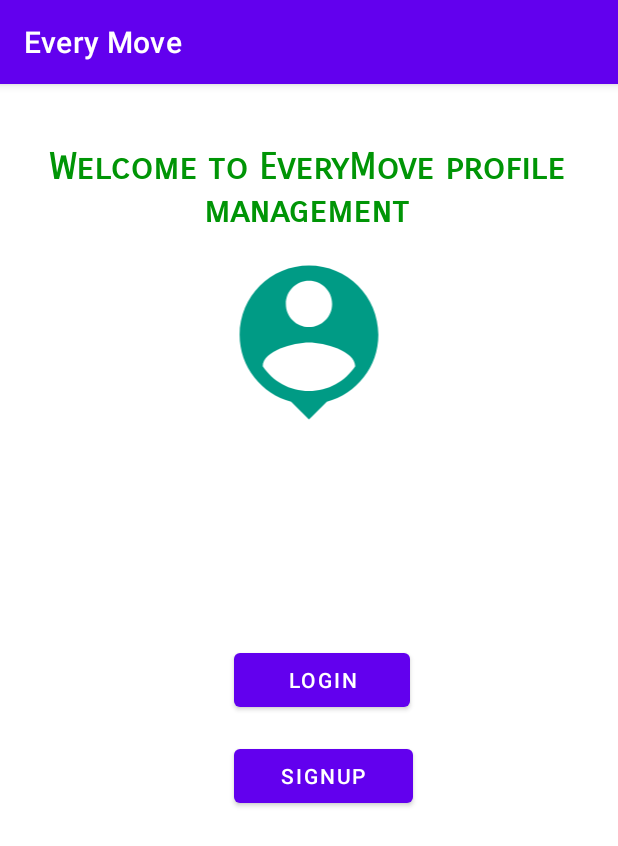
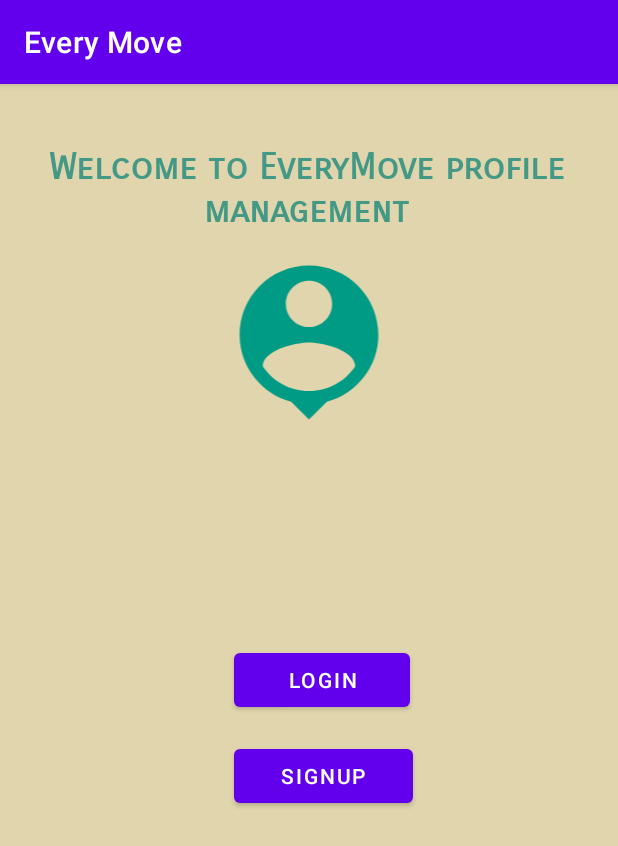
Before and after one commit to thecodemonster1/EveryMove_App, an Android app: the screen it shows after launch (MainActivity), on a phone screen of 412 x 824 dp. Shown: the top 846 px of the screen. Run offline under Robolectric (Android 15) with nearby library versions, the phone set to English and light mode, and no system bars.

Commit message:
add background colors

```diff
--- a/app/src/main/res/layout/activity_log_in.xml
+++ b/app/src/main/res/layout/activity_log_in.xml
@@ -4,6 +4,7 @@
     xmlns:tools="http://schemas.android.com/tools"
     android:layout_width="match_parent"
     android:layout_height="match_parent"
+    android:background="#77BDA54E"
     tools:context=".logInActivity">
 
     <RelativeLayout
--- a/app/src/main/res/layout/activity_main.xml
+++ b/app/src/main/res/layout/activity_main.xml
@@ -4,6 +4,7 @@
     xmlns:tools="http://schemas.android.com/tools"
     android:layout_width="match_parent"
     android:layout_height="match_parent"
+    android:background="#77BDA54E"
     tools:context=".MainActivity">
 
     <RelativeLayout
@@ -20,6 +21,7 @@
             android:layout_marginTop="80dp"
             android:layout_marginEnd="90dp"
             android:adjustViewBounds="true"
+            android:contentDescription="@string/app_name"
             android:maxWidth="180dp"
             app:srcCompat="@drawable/baseline_person_pin_24" />
 
@@ -30,10 +32,11 @@
             android:layout_alignParentStart="true"
             android:layout_marginStart="-4dp"
             android:layout_marginTop="10dp"
+            android:contentDescription="this is for title of the log"
             android:fontFamily="sans-serif-smallcaps"
             android:text="Welcome to EveryMove profile management"
             android:textAlignment="center"
-            android:textColor="#009506"
+            android:textColor="#449986"
             android:textSize="24sp"
             android:textStyle="bold"
             android:typeface="sans" />
@@ -45,9 +48,7 @@
             android:layout_below="@+id/imageView_logo"
             android:layout_alignParentStart="true"
             android:layout_marginStart="125dp"
-            android:layout_marginLeft="70dp"
             android:layout_marginTop="139dp"
-            android:layout_marginight="70dp"
             android:text="Login" />
 
         <Button
@@ -57,9 +58,7 @@
             android:layout_below="@id/imageView_logo"
             android:layout_alignParentStart="true"
             android:layout_marginStart="125dp"
-            android:layout_marginLeft="30dp"
             android:layout_marginTop="203dp"
-            android:layout_marginight="70dp"
             android:text="Signup" />
 
     </RelativeLayout>
--- a/app/src/main/res/layout/activity_reg.xml
+++ b/app/src/main/res/layout/activity_reg.xml
@@ -4,6 +4,7 @@
     xmlns:tools="http://schemas.android.com/tools"
     android:layout_width="match_parent"
     android:layout_height="match_parent"
+    android:background="#77BDA54E"
     tools:context=".RegActivity">
 
     <RelativeLayout
```
